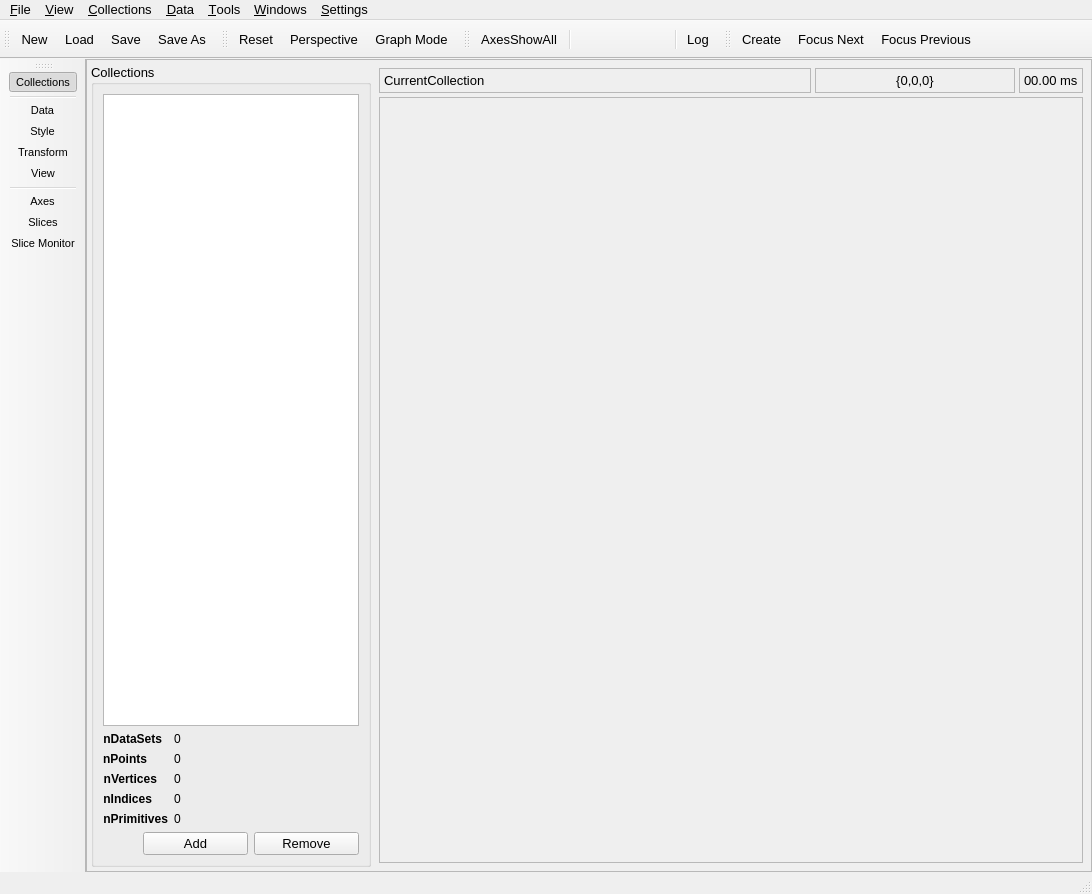
Old version of the form src/gui/uchroma.ui in the repository trisyoungs/uchroma.
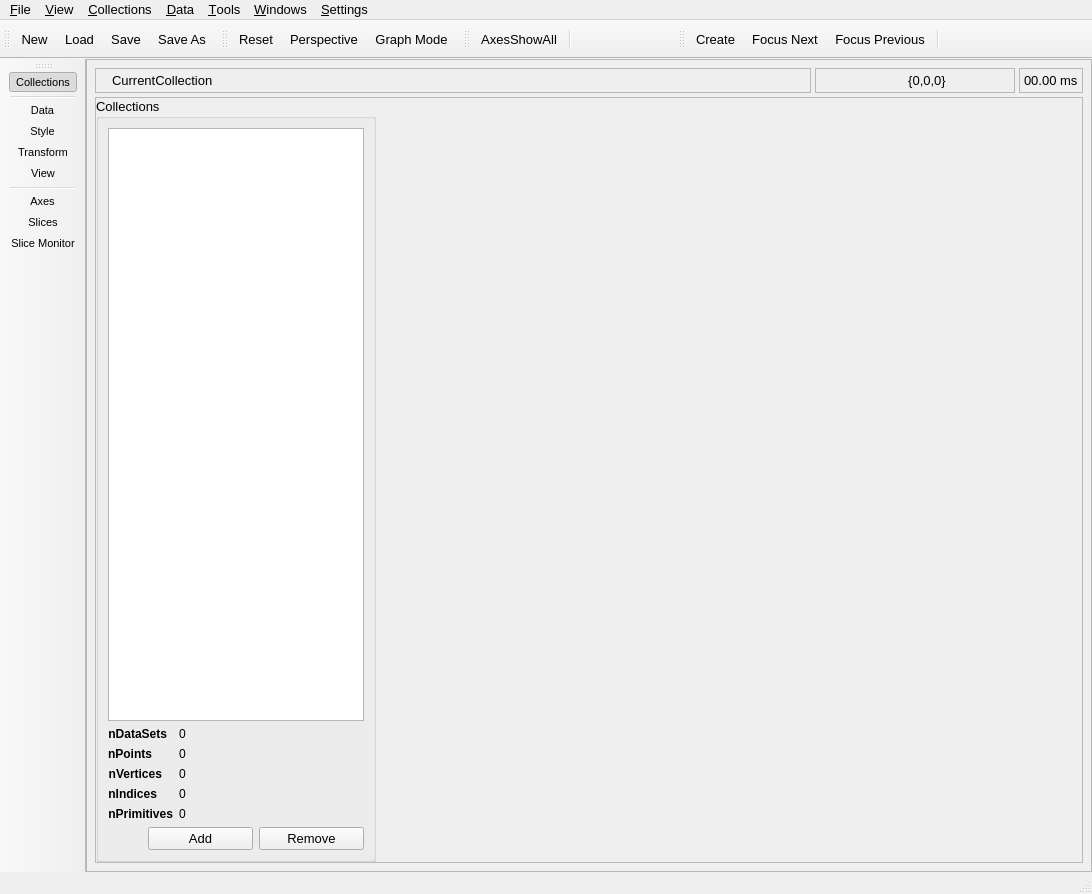
New version of the form. Icons and pictures are not drawn. Custom widgets are drawn as their Qt base class.

What changed in the file:
```diff
--- a/src/gui/uchroma.ui
+++ b/src/gui/uchroma.ui
@@ -46,6 +46,186 @@
         <number>4</number>
        </property>
        <item>
+        <widget class="QWidget" name="RightWidgetsWidget" native="true">
+         <layout class="QVBoxLayout" name="verticalLayout_3">
+          <property name="spacing">
+           <number>4</number>
+          </property>
+          <property name="margin">
+           <number>4</number>
+          </property>
+          <item>
+           <layout class="QHBoxLayout" name="InfoLayout">
+            <item>
+             <widget class="QFrame" name="InfoCurrentCollectionFrame">
+              <property name="frameShape">
+               <enum>QFrame::StyledPanel</enum>
+              </property>
+              <property name="frameShadow">
+               <enum>QFrame::Sunken</enum>
+              </property>
+              <layout class="QHBoxLayout" name="horizontalLayout_4">
+               <property name="spacing">
+                <number>4</number>
+               </property>
+               <property name="margin">
+                <number>4</number>
+               </property>
+               <item>
+                <widget class="QLabel" name="label_2">
+                 <property name="enabled">
+                  <bool>false</bool>
+                 </property>
+                 <property name="maximumSize">
+                  <size>
+                   <width>20</width>
+                   <height>20</height>
+                  </size>
+                 </property>
+                 <property name="text">
+                  <string/>
+                 </property>
+                 <property name="pixmap">
+                  <pixmap resource="icons.qrc">:/uchroma/icons/windows_collections.svg</pixmap>
+                 </property>
+                 <property name="scaledContents">
+                  <bool>true</bool>
+                 </property>
+                </widget>
+               </item>
+               <item>
+                <widget class="QLabel" name="InfoCurrentCollectionLabel">
+                 <property name="sizePolicy">
+                  <sizepolicy hsizetype="Expanding" vsizetype="Preferred">
+                   <horstretch>0</horstretch>
+                   <verstretch>0</verstretch>
+                  </sizepolicy>
+                 </property>
+                 <property name="text">
+                  <string>CurrentCollection</string>
+                 </property>
+                </widget>
+               </item>
+              </layout>
+             </widget>
+            </item>
+            <item>
+             <widget class="QFrame" name="InfoCoordinateFrame">
+              <property name="minimumSize">
+               <size>
+                <width>200</width>
+                <height>0</height>
+               </size>
+              </property>
+              <property name="frameShape">
+               <enum>QFrame::StyledPanel</enum>
+              </property>
+              <property name="frameShadow">
+               <enum>QFrame::Sunken</enum>
+              </property>
+              <layout class="QHBoxLayout" name="horizontalLayout_5">
+               <property name="spacing">
+                <number>4</number>
+               </property>
+               <property name="margin">
+                <number>4</number>
+               </property>
+               <item>
+                <widget class="QLabel" name="label_7">
+                 <property name="enabled">
+                  <bool>false</bool>
+                 </property>
+                 <property name="maximumSize">
+                  <size>
+                   <width>20</width>
+                   <height>20</height>
+                  </size>
+                 </property>
+                 <property name="text">
+                  <string/>
+                 </property>
+                 <property name="pixmap">
+                  <pixmap resource="icons.qrc">:/uchroma/icons/info_interaction.svg</pixmap>
+                 </property>
+                 <property name="scaledContents">
+                  <bool>true</bool>
+                 </property>
+                </widget>
+               </item>
+               <item>
+                <widget class="QLabel" name="InfoCoordinateLabel">
+                 <property name="text">
+                  <string>{0,0,0}</string>
+                 </property>
+                 <property name="alignment">
+                  <set>Qt::AlignCenter</set>
+                 </property>
+                </widget>
+               </item>
+              </layout>
+             </widget>
+            </item>
+            <item>
+             <widget class="QFrame" name="InfoRenderingTimeFrame">
+              <property name="frameShape">
+               <enum>QFrame::StyledPanel</enum>
+              </property>
+              <property name="frameShadow">
+               <enum>QFrame::Sunken</enum>
+              </property>
+              <layout class="QHBoxLayout" name="horizontalLayout_7">
+               <property name="spacing">
+                <number>4</number>
+               </property>
+               <property name="margin">
+                <number>4</number>
+               </property>
+               <item>
+                <widget class="QLabel" name="InfoRenderingTimeLabel">
+                 <property name="sizePolicy">
+                  <sizepolicy hsizetype="Minimum" vsizetype="Preferred">
+                   <horstretch>0</horstretch>
+                   <verstretch>0</verstretch>
+                  </sizepolicy>
+                 </property>
+                 <property name="text">
+                  <string>00.00 ms</string>
+                 </property>
+                </widget>
+               </item>
+              </layout>
+             </widget>
+            </item>
+           </layout>
+          </item>
+          <item>
+           <widget class="QFrame" name="MainViewFrame">
+            <property name="sizePolicy">
+             <sizepolicy hsizetype="Expanding" vsizetype="Expanding">
+              <horstretch>0</horstretch>
+              <verstretch>0</verstretch>
+             </sizepolicy>
+            </property>
+            <property name="minimumSize">
+             <size>
+              <width>300</width>
+              <height>300</height>
+             </size>
+            </property>
+            <property name="frameShape">
+             <enum>QFrame::StyledPanel</enum>
+            </property>
+            <property name="frameShadow">
+             <enum>QFrame::Sunken</enum>
+            </property>
+            <layout class="QHBoxLayout" name="horizontalLayout">
+             <property name="spacing">
+              <number>0</number>
+             </property>
+             <property name="margin">
+              <number>0</number>
+             </property>
+             <item>
         <widget class="QWidget" name="LeftWidgetsWidget" native="true">
          <property name="sizePolicy">
           <sizepolicy hsizetype="Minimum" vsizetype="Preferred">
@@ -390,142 +570,6 @@
         </widget>
        </item>
        <item>
-        <widget class="QWidget" name="RightWidgetsWidget" native="true">
-         <layout class="QVBoxLayout" name="verticalLayout_3">
-          <property name="spacing">
-           <number>4</number>
-          </property>
-          <property name="margin">
-           <number>4</number>
-          </property>
-          <item>
-           <layout class="QHBoxLayout" name="InfoLayout">
-            <item>
-             <widget class="QFrame" name="InfoCurrentCollectionFrame">
-              <property name="frameShape">
-               <enum>QFrame::StyledPanel</enum>
-              </property>
-              <property name="frameShadow">
-               <enum>QFrame::Sunken</enum>
-              </property>
-              <layout class="QHBoxLayout" name="horizontalLayout_4">
-               <property name="spacing">
-                <number>4</number>
-               </property>
-               <property name="margin">
-                <number>4</number>
-               </property>
-               <item>
-                <widget class="QLabel" name="InfoCurrentCollectionLabel">
-                 <property name="sizePolicy">
-                  <sizepolicy hsizetype="Expanding" vsizetype="Preferred">
-                   <horstretch>0</horstretch>
-                   <verstretch>0</verstretch>
-                  </sizepolicy>
-                 </property>
-                 <property name="text">
-                  <string>CurrentCollection</string>
-                 </property>
-                </widget>
-               </item>
-              </layout>
-             </widget>
-            </item>
-            <item>
-             <widget class="QFrame" name="InfoCoordinateFrame">
-              <property name="minimumSize">
-               <size>
-                <width>200</width>
-                <height>0</height>
-               </size>
-              </property>
-              <property name="frameShape">
-               <enum>QFrame::StyledPanel</enum>
-              </property>
-              <property name="frameShadow">
-               <enum>QFrame::Sunken</enum>
-              </property>
-              <layout class="QHBoxLayout" name="horizontalLayout_5">
-               <property name="spacing">
-                <number>4</number>
-               </property>
-               <property name="margin">
-                <number>4</number>
-               </property>
-               <item>
-                <widget class="QLabel" name="InfoCoordinateLabel">
-                 <property name="text">
-                  <string>{0,0,0}</string>
-                 </property>
-                 <property name="alignment">
-                  <set>Qt::AlignCenter</set>
-                 </property>
-                </widget>
-               </item>
-              </layout>
-             </widget>
-            </item>
-            <item>
-             <widget class="QFrame" name="InfoRenderingTimeFrame">
-              <property name="frameShape">
-               <enum>QFrame::StyledPanel</enum>
-              </property>
-              <property name="frameShadow">
-               <enum>QFrame::Sunken</enum>
-              </property>
-              <layout class="QHBoxLayout" name="horizontalLayout_7">
-               <property name="spacing">
-                <number>4</number>
-               </property>
-               <property name="margin">
-                <number>4</number>
-               </property>
-               <item>
-                <widget class="QLabel" name="InfoRenderingTimeLabel">
-                 <property name="sizePolicy">
-                  <sizepolicy hsizetype="Minimum" vsizetype="Preferred">
-                   <horstretch>0</horstretch>
-                   <verstretch>0</verstretch>
-                  </sizepolicy>
-                 </property>
-                 <property name="text">
-                  <string>00.00 ms</string>
-                 </property>
-                </widget>
-               </item>
-              </layout>
-             </widget>
-            </item>
-           </layout>
-          </item>
-          <item>
-           <widget class="QFrame" name="MainViewFrame">
-            <property name="sizePolicy">
-             <sizepolicy hsizetype="Expanding" vsizetype="Expanding">
-              <horstretch>0</horstretch>
-              <verstretch>0</verstretch>
-             </sizepolicy>
-            </property>
-            <property name="minimumSize">
-             <size>
-              <width>300</width>
-              <height>300</height>
-             </size>
-            </property>
-            <property name="frameShape">
-             <enum>QFrame::StyledPanel</enum>
-            </property>
-            <property name="frameShadow">
-             <enum>QFrame::Sunken</enum>
-            </property>
-            <layout class="QHBoxLayout" name="horizontalLayout">
-             <property name="spacing">
-              <number>0</number>
-             </property>
-             <property name="margin">
-              <number>0</number>
-             </property>
-             <item>
               <widget class="Viewer" name="MainView" native="true">
                <property name="sizePolicy">
                 <sizepolicy hsizetype="Expanding" vsizetype="Expanding">
@@ -730,8 +774,6 @@
    <addaction name="actionAxesInteractX"/>
    <addaction name="actionAxesInteractY"/>
    <addaction name="actionAxesInteractZ"/>
-   <addaction name="separator"/>
-   <addaction name="actionAxesQuickLog"/>
   </widget>
   <widget class="QToolBar" name="CollectionToolBar">
    <property name="windowTitle">
@@ -746,6 +788,7 @@
    <addaction name="actionCollectionsCreate"/>
    <addaction name="actionCollectionsFocusNext"/>
    <addaction name="actionCollectionsFocusPrevious"/>
+   <addaction name="separator"/>
   </widget>
   <action name="actionFileQuit">
    <property name="text">
```
Left out of the diff: 3 changed lines with no effect on the pictures. Lines whose indentation alone changed are shown as unchanged.
